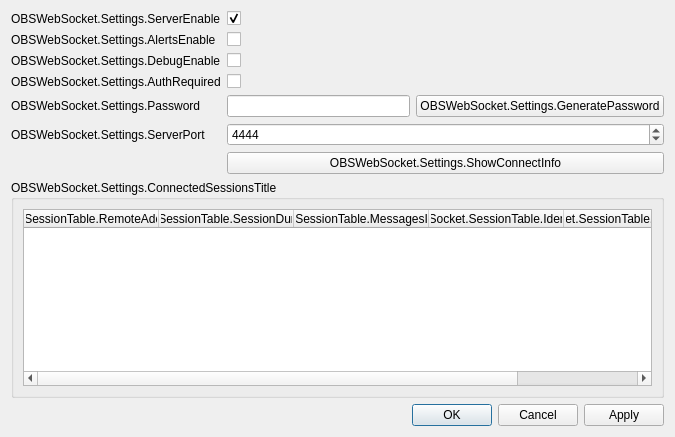
First picture: the form in src/forms/SettingsDialog.ui, repository obsproject/obs-websocket, before the edit.
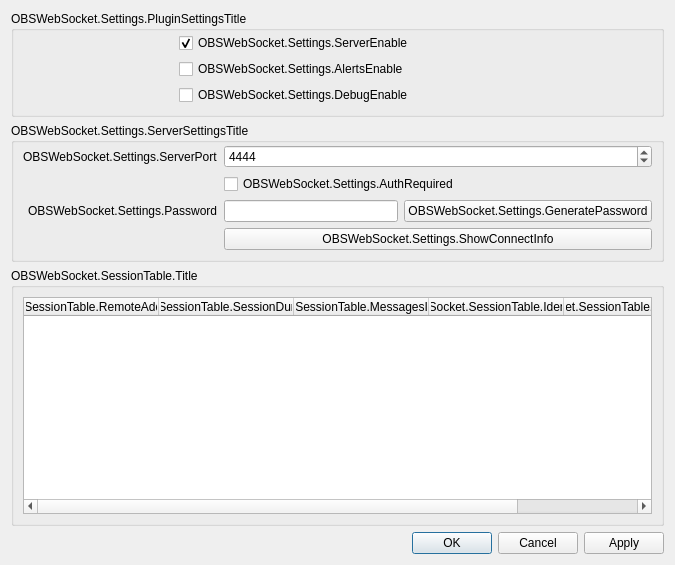
Second picture: the form after the edit.

Commit message: SettingsDialog: Redesign settings sections

The edit to the form file:
```diff
--- a/src/forms/SettingsDialog.ui
+++ b/src/forms/SettingsDialog.ui
@@ -7,7 +7,7 @@
     <x>0</x>
     <y>0</y>
     <width>675</width>
-    <height>437</height>
+    <height>565</height>
    </rect>
   </property>
   <property name="minimumSize">
@@ -25,103 +25,97 @@
   <property name="windowTitle">
    <string>OBSWebSocket.Settings.DialogTitle</string>
   </property>
-  <layout class="QGridLayout" name="gridLayout">
-   <item row="2" column="0">
-    <widget class="QDialogButtonBox" name="buttonBox">
+  <layout class="QVBoxLayout" name="verticalLayout">
+   <item>
+    <widget class="QGroupBox" name="pluginSettingsGroupBox">
+     <property name="minimumSize">
+      <size>
+       <width>0</width>
+       <height>0</height>
+      </size>
+     </property>
+     <property name="title">
+      <string>OBSWebSocket.Settings.PluginSettingsTitle</string>
+     </property>
+     <layout class="QFormLayout" name="formLayout">
+      <property name="labelAlignment">
+       <set>Qt::AlignRight|Qt::AlignTrailing|Qt::AlignVCenter</set>
+      </property>
+      <property name="topMargin">
+       <number>2</number>
+      </property>
+      <item row="1" column="0">
+       <spacer name="horizontalSpacer">
      <property name="orientation">
       <enum>Qt::Horizontal</enum>
      </property>
-     <property name="standardButtons">
-      <set>QDialogButtonBox::Apply|QDialogButtonBox::Cancel|QDialogButtonBox::Ok</set>
-     </property>
-    </widget>
-   </item>
-   <item row="0" column="0">
-    <layout class="QFormLayout" name="mainForm">
-     <item row="0" column="0">
-      <widget class="QLabel" name="enableWebSocketServerLabel">
-       <property name="text">
-        <string>OBSWebSocket.Settings.ServerEnable</string>
-       </property>
-      </widget>
-     </item>
-     <item row="0" column="1">
+        <property name="sizeType">
+         <enum>QSizePolicy::Fixed</enum>
+        </property>
+        <property name="sizeHint" stdset="0">
+         <size>
+          <width>150</width>
+          <height>20</height>
+         </size>
+        </property>
+       </spacer>
+      </item>
+      <item row="1" column="1">
       <widget class="QCheckBox" name="enableWebSocketServerCheckBox">
+        <property name="text">
+         <string>OBSWebSocket.Settings.ServerEnable</string>
+        </property>
        <property name="checked">
         <bool>true</bool>
        </property>
       </widget>
      </item>
-     <item row="1" column="0">
-      <widget class="QLabel" name="enableSystemTrayAlertsLabel">
+      <item row="2" column="1">
+       <widget class="QCheckBox" name="enableSystemTrayAlertsCheckBox">
        <property name="text">
         <string>OBSWebSocket.Settings.AlertsEnable</string>
        </property>
       </widget>
      </item>
-     <item row="1" column="1">
-      <widget class="QCheckBox" name="enableSystemTrayAlertsCheckBox"/>
-     </item>
-     <item row="2" column="0">
-      <widget class="QLabel" name="enableDebugLoggingLabel">
-       <property name="toolTip">
-        <string>OBSWebSocket.Settings.DebugEnableHoverText</string>
-       </property>
-       <property name="text">
-        <string>OBSWebSocket.Settings.DebugEnable</string>
-       </property>
-      </widget>
-     </item>
-     <item row="2" column="1">
+      <item row="3" column="1">
       <widget class="QCheckBox" name="enableDebugLoggingCheckBox">
        <property name="toolTip">
         <string>OBSWebSocket.Settings.DebugEnableHoverText</string>
        </property>
-      </widget>
-     </item>
-     <item row="3" column="0">
-      <widget class="QLabel" name="enableAuthenticationLabel">
        <property name="text">
-        <string>OBSWebSocket.Settings.AuthRequired</string>
-       </property>
-      </widget>
-     </item>
-     <item row="3" column="1">
-      <widget class="QCheckBox" name="enableAuthenticationCheckBox"/>
-     </item>
-     <item row="4" column="0">
-      <widget class="QLabel" name="serverPasswordLabel">
-       <property name="text">
-        <string>OBSWebSocket.Settings.Password</string>
-       </property>
-      </widget>
-     </item>
-     <item row="4" column="1">
-      <layout class="QHBoxLayout" name="horizontalLayout">
-       <item>
-        <widget class="QLineEdit" name="serverPasswordLineEdit">
-         <property name="echoMode">
-          <enum>QLineEdit::Password</enum>
-         </property>
-        </widget>
-       </item>
-       <item>
-        <widget class="QPushButton" name="generatePasswordButton">
-         <property name="text">
-          <string>OBSWebSocket.Settings.GeneratePassword</string>
+         <string>OBSWebSocket.Settings.DebugEnable</string>
          </property>
         </widget>
        </item>
       </layout>
-     </item>
-     <item row="5" column="0">
+    </widget>
+   </item>
+   <item>
+    <widget class="QGroupBox" name="serverSettingsGroupBox">
+     <property name="minimumSize">
+      <size>
+       <width>0</width>
+       <height>0</height>
+      </size>
+     </property>
+     <property name="title">
+      <string>OBSWebSocket.Settings.ServerSettingsTitle</string>
+     </property>
+     <layout class="QFormLayout" name="formLayout_3">
+      <property name="labelAlignment">
+       <set>Qt::AlignRight|Qt::AlignTrailing|Qt::AlignVCenter</set>
+      </property>
+      <property name="topMargin">
+       <number>2</number>
+      </property>
+      <item row="0" column="0">
       <widget class="QLabel" name="serverPortLabel">
        <property name="text">
         <string>OBSWebSocket.Settings.ServerPort</string>
        </property>
       </widget>
      </item>
-     <item row="5" column="1">
+      <item row="0" column="1">
       <widget class="QSpinBox" name="serverPortSpinBox">
        <property name="minimum">
         <number>1</number>
@@ -134,7 +128,55 @@
        </property>
       </widget>
      </item>
-     <item row="6" column="1">
+      <item row="1" column="1">
+       <widget class="QCheckBox" name="enableAuthenticationCheckBox">
+        <property name="text">
+         <string>OBSWebSocket.Settings.AuthRequired</string>
+        </property>
+       </widget>
+      </item>
+      <item row="2" column="0">
+       <widget class="QLabel" name="serverPasswordLabel">
+        <property name="text">
+         <string>OBSWebSocket.Settings.Password</string>
+        </property>
+       </widget>
+      </item>
+      <item row="2" column="1">
+       <layout class="QHBoxLayout" name="horizontalLayout">
+        <item>
+         <widget class="QLineEdit" name="serverPasswordLineEdit">
+          <property name="echoMode">
+           <enum>QLineEdit::Password</enum>
+          </property>
+         </widget>
+        </item>
+        <item>
+         <widget class="QPushButton" name="generatePasswordButton">
+          <property name="text">
+           <string>OBSWebSocket.Settings.GeneratePassword</string>
+          </property>
+         </widget>
+        </item>
+       </layout>
+      </item>
+      <item row="3" column="0">
+       <spacer name="horizontalSpacer_2">
+        <property name="orientation">
+         <enum>Qt::Horizontal</enum>
+        </property>
+        <property name="sizeType">
+         <enum>QSizePolicy::Fixed</enum>
+        </property>
+        <property name="sizeHint" stdset="0">
+         <size>
+          <width>150</width>
+          <height>20</height>
+         </size>
+        </property>
+       </spacer>
+      </item>
+      <item row="3" column="1">
       <widget class="QPushButton" name="showConnectInfoButton">
        <property name="text">
         <string>OBSWebSocket.Settings.ShowConnectInfo</string>
@@ -142,9 +184,10 @@
       </widget>
      </item>
     </layout>
+    </widget>
    </item>
-   <item row="1" column="0">
-    <widget class="QGroupBox" name="websocketSessionGroupBox">
+   <item>
+    <widget class="QGroupBox" name="sessionTableGroupBox">
      <property name="minimumSize">
       <size>
        <width>0</width>
@@ -152,7 +195,7 @@
       </size>
      </property>
      <property name="title">
-      <string>OBSWebSocket.Settings.ConnectedSessionsTitle</string>
+      <string>OBSWebSocket.SessionTable.Title</string>
      </property>
      <layout class="QGridLayout" name="gridLayout_2">
       <item row="0" column="0">
@@ -208,6 +251,16 @@
      </layout>
     </widget>
    </item>
+   <item>
+    <widget class="QDialogButtonBox" name="buttonBox">
+     <property name="orientation">
+      <enum>Qt::Horizontal</enum>
+     </property>
+     <property name="standardButtons">
+      <set>QDialogButtonBox::Apply|QDialogButtonBox::Cancel|QDialogButtonBox::Ok</set>
+     </property>
+    </widget>
+   </item>
   </layout>
  </widget>
  <resources/>
```
Lines whose indentation alone changed are shown as unchanged. The commit also changes 1 other file.
